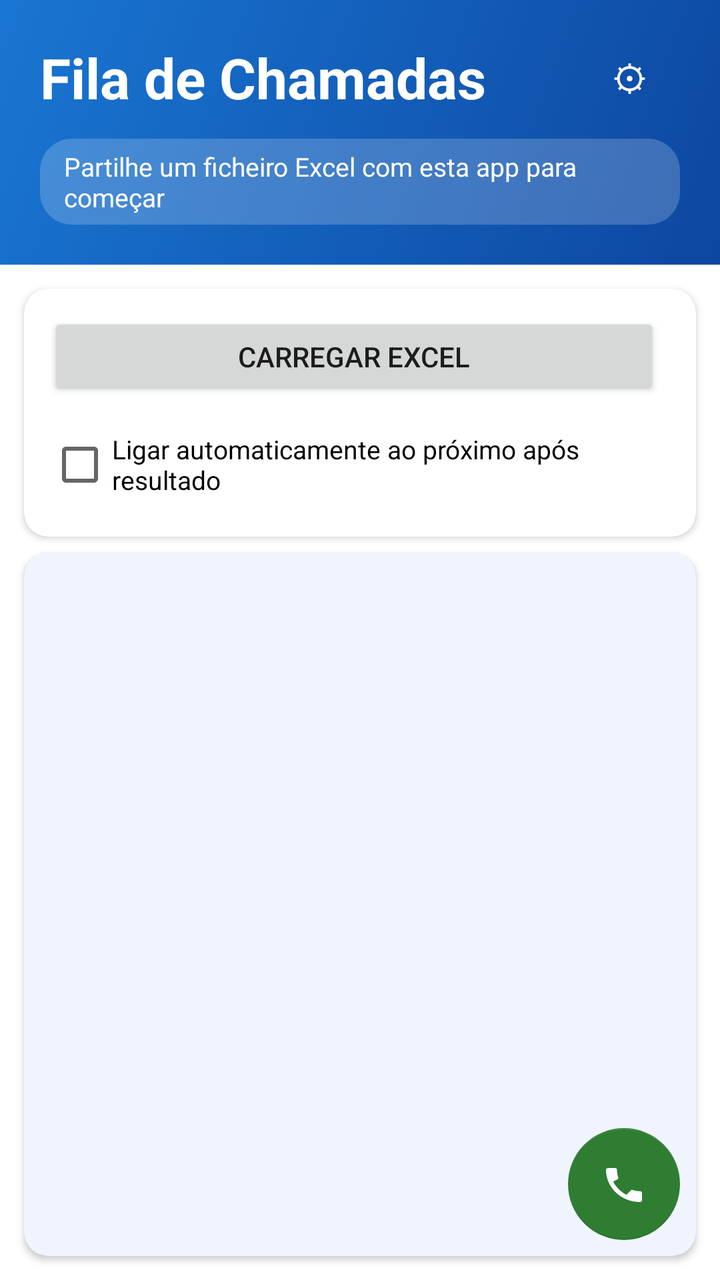
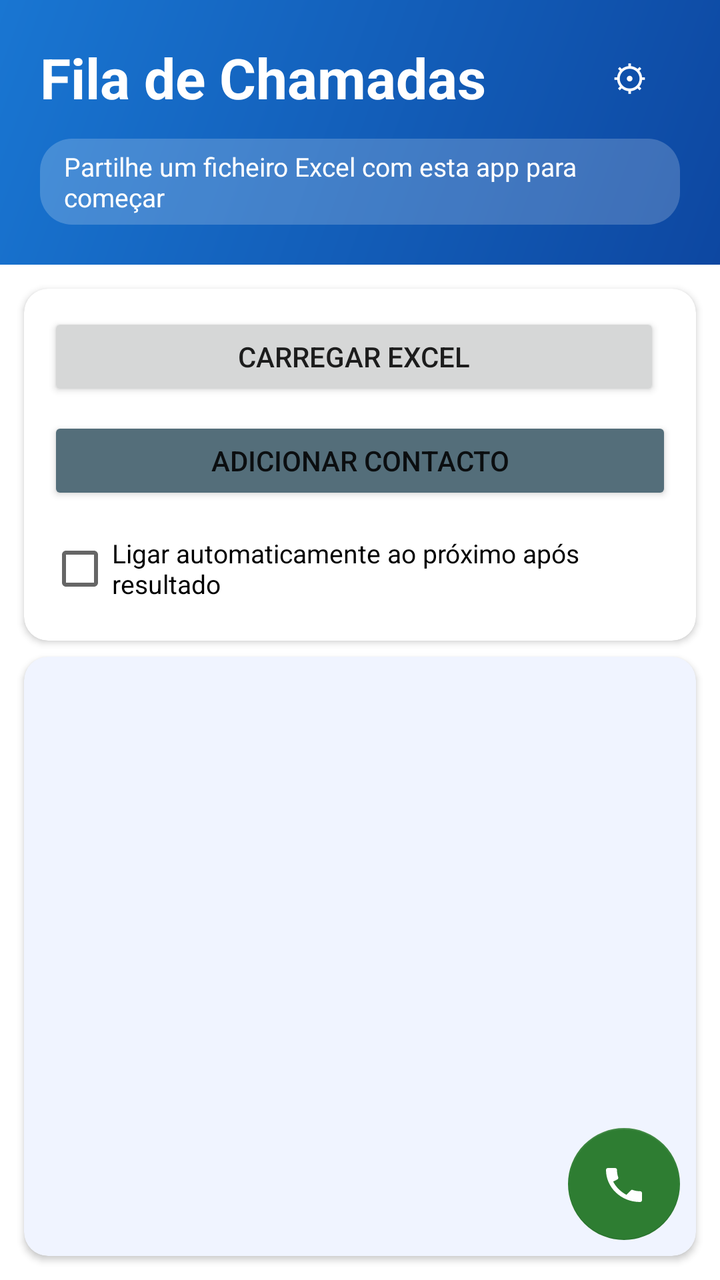

Compare the two renders of this Android layout. The source of the first and the diff that turns it into the second are given below.
<!-- AndroidManifest.xml: application theme Theme.DialerApp -->
<!-- res/layout/activity_main.xml -->
<?xml version="1.0" encoding="utf-8"?>
<androidx.coordinatorlayout.widget.CoordinatorLayout
    xmlns:android="http://schemas.android.com/apk/res/android"
    xmlns:app="http://schemas.android.com/apk/res-auto"
    android:layout_width="match_parent"
    android:layout_height="match_parent">

    <LinearLayout
        android:layout_width="match_parent"
        android:layout_height="match_parent"
        android:orientation="vertical">

        <LinearLayout
            android:layout_width="match_parent"
            android:layout_height="wrap_content"
            android:orientation="vertical"
            android:background="@drawable/header_gradient"
            android:paddingStart="20dp"
            android:paddingEnd="20dp"
            android:paddingTop="20dp"
            android:paddingBottom="20dp">

            <LinearLayout
                android:layout_width="match_parent"
                android:layout_height="wrap_content"
                android:orientation="horizontal"
                android:gravity="center_vertical">

                <TextView
                    android:layout_width="0dp"
                    android:layout_height="wrap_content"
                    android:layout_weight="1"
                    android:text="@string/header_title"
                    android:textSize="28sp"
                    android:textStyle="bold"
                    android:textColor="#FFFFFF" />

                <Button
                    android:id="@+id/btnSettings"
                    style="@style/Widget.MaterialComponents.Button.OutlinedButton"
                    android:layout_width="wrap_content"
                    android:layout_height="36dp"
                    android:text="@string/btn_settings"
                    android:textSize="18sp"
                    android:textColor="#FFFFFF"
                    android:minWidth="0dp"
                    android:paddingStart="12dp"
                    android:paddingEnd="12dp"
                    app:strokeColor="#80FFFFFF"
                    app:strokeWidth="1dp" />
            </LinearLayout>

            <TextView
                android:id="@+id/statusText"
                android:layout_width="wrap_content"
                android:layout_height="wrap_content"
                android:text="@string/status_empty"
                android:textSize="13sp"
                android:textColor="#FFFFFF"
                android:background="@drawable/status_chip_bg"
                android:paddingStart="12dp"
                android:paddingEnd="12dp"
                android:paddingTop="5dp"
                android:paddingBottom="5dp"
                android:layout_marginTop="12dp" />
        </LinearLayout>

        <com.google.android.material.card.MaterialCardView
            android:layout_width="match_parent"
            android:layout_height="wrap_content"
            android:layout_marginStart="12dp"
            android:layout_marginEnd="12dp"
            android:layout_marginTop="12dp"
            android:layout_marginBottom="4dp"
            app:cardCornerRadius="12dp"
            app:cardElevation="2dp">

            <LinearLayout
                android:layout_width="match_parent"
                android:layout_height="wrap_content"
                android:orientation="vertical"
                android:padding="12dp">

                <LinearLayout
                    android:layout_width="match_parent"
                    android:layout_height="wrap_content"
                    android:orientation="horizontal"
                    android:layout_marginBottom="8dp">

                    <Button
                        android:id="@+id/btnLoad"
                        android:layout_width="0dp"
                        android:layout_height="44dp"
                        android:layout_weight="1"
                        android:text="@string/btn_load"
                        android:layout_marginEnd="6dp" />

                    <Button
                        android:id="@+id/btnReload"
                        android:layout_width="0dp"
                        android:layout_height="44dp"
                        android:layout_weight="1"
                        android:text="@string/btn_load"
                        android:backgroundTint="#1565C0"
                        android:maxLines="1"
                        android:visibility="gone" />
                </LinearLayout>

                <Button
                    android:id="@+id/btnShareResults"
                    android:layout_width="match_parent"
                    android:layout_height="44dp"
                    android:text="@string/btn_share_results"
                    android:backgroundTint="#1565C0"
                    android:visibility="gone"
                    android:layout_marginBottom="8dp" />

                <CheckBox
                    android:id="@+id/checkAutoCall"
                    android:layout_width="wrap_content"
                    android:layout_height="wrap_content"
                    android:text="@string/check_auto_call"
                    android:textSize="13sp" />
            </LinearLayout>
        </com.google.android.material.card.MaterialCardView>

        <com.google.android.material.card.MaterialCardView
            android:layout_width="match_parent"
            android:layout_height="0dp"
            android:layout_weight="1"
            android:layout_marginStart="12dp"
            android:layout_marginEnd="12dp"
            android:layout_marginTop="4dp"
            android:layout_marginBottom="12dp"
            app:cardCornerRadius="12dp"
            app:cardElevation="2dp"
            app:cardBackgroundColor="#F0F4FF">

            <androidx.recyclerview.widget.RecyclerView
                android:id="@+id/recyclerView"
                android:layout_width="match_parent"
                android:layout_height="match_parent"
                android:paddingBottom="88dp"
                android:clipToPadding="false" />
        </com.google.android.material.card.MaterialCardView>

    </LinearLayout>

    <com.google.android.material.floatingactionbutton.FloatingActionButton
        android:id="@+id/btnDial"
        android:layout_width="wrap_content"
        android:layout_height="wrap_content"
        android:layout_gravity="bottom|end"
        android:layout_margin="20dp"
        android:src="@drawable/ic_phone_white"
        android:contentDescription="@string/fab_dial_description"
        android:enabled="false"
        app:backgroundTint="#2E7D32"
        app:tint="#FFFFFF"
        app:fabSize="normal" />

</androidx.coordinatorlayout.widget.CoordinatorLayout>
<!-- resources referenced by this layout -->
<resources>
  <!-- drawable header_gradient (drawable) -->
  <?xml version="1.0" encoding="utf-8"?>
  <shape xmlns:android="http://schemas.android.com/apk/res/android">
      <gradient
          android:startColor="#0D47A1"
          android:endColor="#1976D2"
          android:angle="135" />
  </shape>
  <!-- drawable ic_phone_white (drawable) -->
  <?xml version="1.0" encoding="utf-8"?>
  <vector xmlns:android="http://schemas.android.com/apk/res/android"
      android:width="24dp"
      android:height="24dp"
      android:viewportWidth="24"
      android:viewportHeight="24">
      <path
          android:fillColor="#FFFFFF"
          android:pathData="M6.6,10.8c1.4,2.8 3.8,5.1 6.6,6.6l2.2,-2.2c0.3,-0.3 0.7,-0.4 1,-0.2 1.1,0.4 2.3,0.6 3.6,0.6 0.6,0 1,0.4 1,1V20c0,0.6 -0.4,1 -1,1C10.4,21 3,13.6 3,5c0,-0.6 0.4,-1 1,-1h3.5c0.6,0 1,0.4 1,1 0,1.3 0.2,2.5 0.6,3.6 0.1,0.3 0,0.7 -0.2,1L6.6,10.8z"/>
  </vector>
  <!-- drawable status_chip_bg (drawable) -->
  <?xml version="1.0" encoding="utf-8"?>
  <shape xmlns:android="http://schemas.android.com/apk/res/android"
      android:shape="rectangle">
      <corners android:radius="16dp" />
      <solid android:color="#33FFFFFF" />
  </shape>
  <string name="btn_load">Carregar Excel</string>
  <string name="btn_settings">⚙</string>
  <string name="btn_share_results">Partilhar Resultados</string>
  <string name="check_auto_call">Ligar automaticamente ao próximo após resultado</string>
  <string name="fab_dial_description">Ligar ao Próximo</string>
  <string name="header_title">Fila de Chamadas</string>
  <string name="status_empty">Partilhe um ficheiro Excel com esta app para começar</string>
  <style name="Theme.DialerApp" parent="Theme.MaterialComponents.Light.NoActionBar">
          <item name="colorPrimary">#1565C0</item>
          <item name="colorPrimaryVariant">#0D47A1</item>
          <item name="colorOnPrimary">#FFFFFF</item>
          <item name="colorSecondary">#2E7D32</item>
      </style>
</resources>

<!-- the commit's change to res/layout/activity_main.xml (unified diff, before → after) -->
@@ -107,6 +107,14 @@
                 </LinearLayout>
 
                 <Button
+                    android:id="@+id/btnAddContact"
+                    android:layout_width="match_parent"
+                    android:layout_height="44dp"
+                    android:text="@string/btn_add_contact"
+                    android:backgroundTint="#546E7A"
+                    android:layout_marginBottom="8dp" />
+
+                <Button
                     android:id="@+id/btnShareResults"
                     android:layout_width="match_parent"
                     android:layout_height="44dp"
<!-- resource entries referenced after the edit -->
@@ -26,6 +26,7 @@
       <corners android:radius="16dp" />
       <solid android:color="#33FFFFFF" />
   </shape>
+  <string name="btn_add_contact">Adicionar Contacto</string>
   <string name="btn_load">Carregar Excel</string>
   <string name="btn_settings">⚙</string>
   <string name="btn_share_results">Partilhar Resultados</string>
